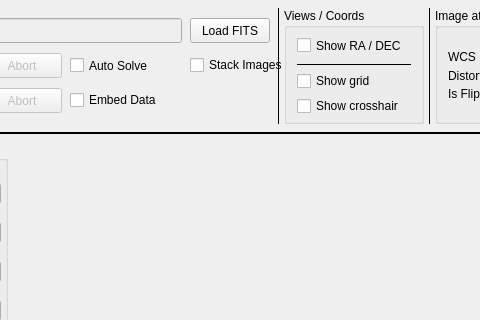
The window that mw4/gui/widgets/image.ui (mworion/MountWizzard4) describes before a commit, drawn with Qt 5; both pictures show x 118 to 598 and y 0 to 320 of the 800 by 600 pixel window.
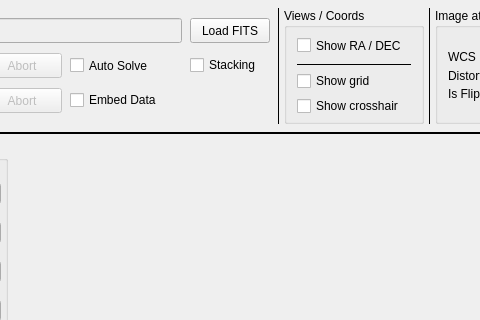
The same window after the commit.

The edit to the form file:
```diff
--- a/mw4/gui/widgets/image.ui
+++ b/mw4/gui/widgets/image.ui
@@ -180,12 +180,12 @@
          </property>
          <property name="minimumSize">
           <size>
-           <width>100</width>
+           <width>80</width>
            <height>0</height>
           </size>
          </property>
          <property name="text">
-          <string>Stack Images</string>
+          <string>Stacking</string>
          </property>
         </widget>
        </item>
```
Left out of the diff: 2 changed lines with no effect on the pictures.
